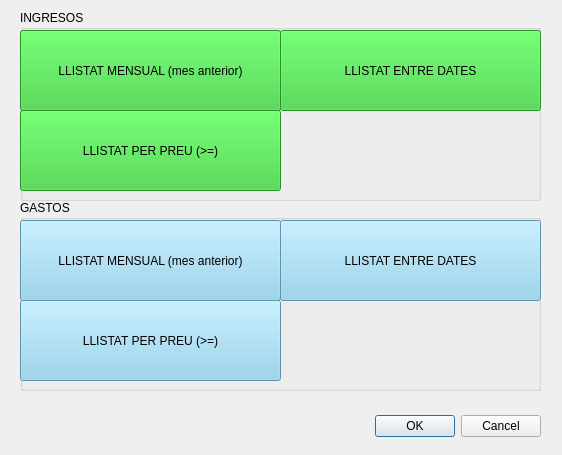
This is templates/listing.ui in francescpuig7/cash as Qt 5 draws it before an edit. The edited form follows.
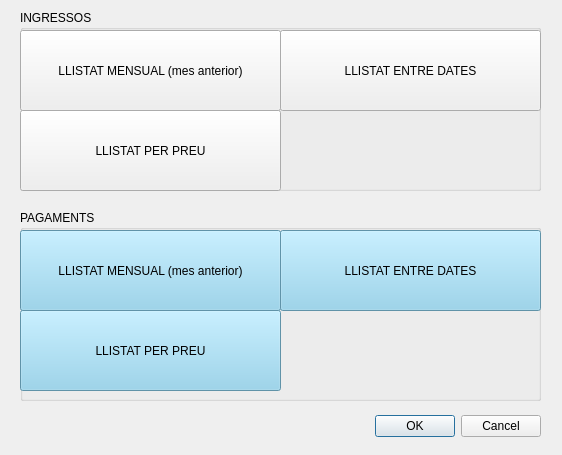
This is the edited form.

```diff
--- a/templates/listing.ui
+++ b/templates/listing.ui
@@ -16,9 +16,9 @@
   <widget class="QDialogButtonBox" name="buttonBox">
    <property name="geometry">
     <rect>
-     <x>110</x>
+     <x>310</x>
      <y>410</y>
-     <width>431</width>
+     <width>231</width>
      <height>32</height>
     </rect>
    </property>
@@ -35,11 +35,11 @@
      <x>20</x>
      <y>10</y>
      <width>521</width>
-     <height>191</height>
+     <height>181</height>
     </rect>
    </property>
    <property name="title">
-    <string>INGRESOS</string>
+    <string>INGRESSOS</string>
    </property>
    <widget class="QPushButton" name="btn_sells_monthly">
     <property name="geometry">
@@ -51,7 +51,7 @@
      </rect>
     </property>
     <property name="styleSheet">
-     <string notr="true">background-color: limegreen;</string>
+     <string notr="true"/>
     </property>
     <property name="text">
      <string>LLISTAT MENSUAL (mes anterior)</string>
@@ -67,7 +67,8 @@
      </rect>
     </property>
     <property name="styleSheet">
-     <string notr="true">background-color: limegreen;</string>
+     <string notr="true">
+</string>
     </property>
     <property name="text">
      <string>LLISTAT ENTRE DATES</string>
@@ -83,10 +84,10 @@
      </rect>
     </property>
     <property name="styleSheet">
-     <string notr="true">background-color: limegreen;</string>
+     <string notr="true"/>
     </property>
     <property name="text">
-     <string>LLISTAT PER PREU (&gt;=)</string>
+     <string>LLISTAT PER PREU</string>
     </property>
    </widget>
   </widget>
@@ -94,13 +95,13 @@
    <property name="geometry">
     <rect>
      <x>20</x>
-     <y>200</y>
+     <y>210</y>
      <width>521</width>
      <height>191</height>
     </rect>
    </property>
    <property name="title">
-    <string>GASTOS</string>
+    <string>PAGAMENTS</string>
    </property>
    <widget class="QPushButton" name="btn_payments_monthly">
     <property name="geometry">
@@ -147,7 +148,7 @@
      <string notr="true">background-color: skyblue;</string>
     </property>
     <property name="text">
-     <string>LLISTAT PER PREU (&gt;=)</string>
+     <string>LLISTAT PER PREU</string>
     </property>
    </widget>
   </widget>
```
